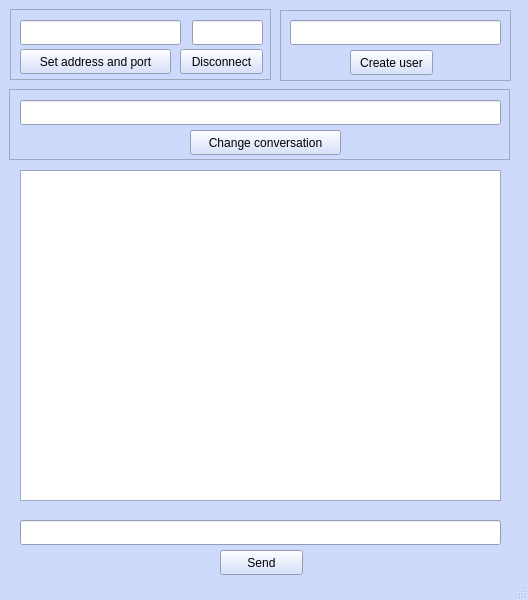
First picture: the form in lobo-client/mainwindow.ui, repository los-lobos-jovenes/el_lobo-client, before the edit.
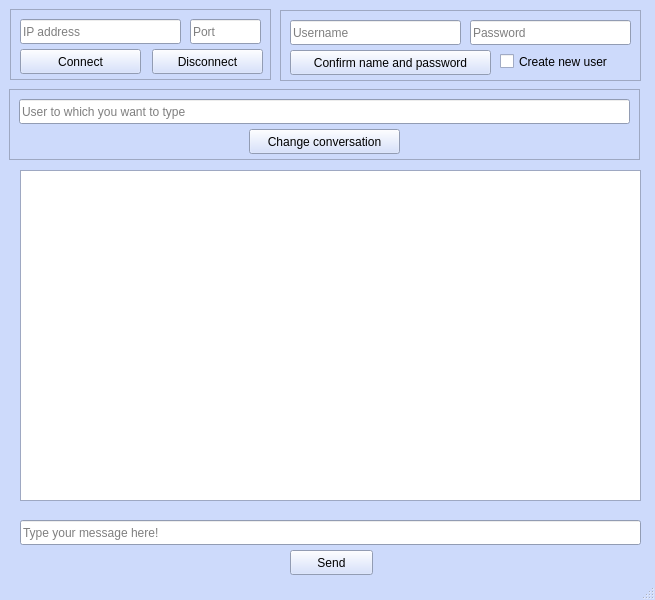
Second picture: the form after the edit.

Commit message: Prototype user creation

Diff of the .ui file:
```diff
--- a/lobo-client/mainwindow.ui
+++ b/lobo-client/mainwindow.ui
@@ -6,7 +6,7 @@
    <rect>
     <x>0</x>
     <y>0</y>
-    <width>528</width>
+    <width>655</width>
     <height>600</height>
    </rect>
   </property>
@@ -459,7 +459,7 @@
    <widget class="QPushButton" name="pushButton">
     <property name="geometry">
      <rect>
-      <x>220</x>
+      <x>290</x>
       <y>550</y>
       <width>83</width>
       <height>25</height>
@@ -469,70 +469,17 @@
      <string>Send</string>
     </property>
    </widget>
-   <widget class="QLineEdit" name="lineEdit">
-    <property name="geometry">
-     <rect>
-      <x>20</x>
-      <y>20</y>
-      <width>161</width>
-      <height>25</height>
-     </rect>
-    </property>
-   </widget>
    <widget class="QLineEdit" name="lineEdit_2">
     <property name="geometry">
      <rect>
       <x>20</x>
       <y>520</y>
-      <width>481</width>
+      <width>621</width>
       <height>25</height>
      </rect>
     </property>
-   </widget>
-   <widget class="QLineEdit" name="lineEdit_3">
-    <property name="geometry">
-     <rect>
-      <x>290</x>
-      <y>20</y>
-      <width>211</width>
-      <height>25</height>
-     </rect>
-    </property>
-   </widget>
-   <widget class="QPushButton" name="pushButton_3">
-    <property name="geometry">
-     <rect>
-      <x>350</x>
-      <y>50</y>
-      <width>83</width>
-      <height>25</height>
-     </rect>
-    </property>
-    <property name="text">
-     <string>Create user</string>
-    </property>
-   </widget>
-   <widget class="QPushButton" name="pushButton_4">
-    <property name="geometry">
-     <rect>
-      <x>190</x>
-      <y>130</y>
-      <width>151</width>
-      <height>25</height>
-     </rect>
-    </property>
-    <property name="text">
-     <string>Change conversation</string>
-    </property>
-   </widget>
-   <widget class="QLineEdit" name="lineEdit_4">
-    <property name="geometry">
-     <rect>
-      <x>20</x>
-      <y>100</y>
-      <width>481</width>
-      <height>25</height>
-     </rect>
+    <property name="placeholderText">
+     <string>Type your message here!</string>
     </property>
    </widget>
    <widget class="QTextBrowser" name="textBrowser">
@@ -540,7 +487,7 @@
      <rect>
       <x>20</x>
       <y>170</y>
-      <width>481</width>
+      <width>621</width>
       <height>331</height>
      </rect>
     </property>
@@ -548,16 +495,6 @@
      <cursorShape>ArrowCursor</cursorShape>
     </property>
    </widget>
-   <widget class="QLineEdit" name="lineEdit_5">
-    <property name="geometry">
-     <rect>
-      <x>192</x>
-      <y>20</y>
-      <width>71</width>
-      <height>25</height>
-     </rect>
-    </property>
-   </widget>
    <widget class="QFrame" name="frame">
     <property name="geometry">
      <rect>
@@ -578,20 +515,20 @@
       <rect>
        <x>10</x>
        <y>40</y>
-       <width>151</width>
+       <width>121</width>
        <height>25</height>
       </rect>
      </property>
      <property name="text">
-      <string>Set address and port</string>
+      <string>Connect</string>
      </property>
     </widget>
     <widget class="QPushButton" name="pushButton_5">
      <property name="geometry">
       <rect>
-       <x>170</x>
+       <x>142</x>
        <y>40</y>
-       <width>83</width>
+       <width>111</width>
        <height>25</height>
       </rect>
      </property>
@@ -599,13 +536,39 @@
       <string>Disconnect</string>
      </property>
     </widget>
+    <widget class="QLineEdit" name="lineEdit_5">
+     <property name="geometry">
+      <rect>
+       <x>180</x>
+       <y>10</y>
+       <width>71</width>
+       <height>25</height>
+      </rect>
+     </property>
+     <property name="placeholderText">
+      <string>Port</string>
+     </property>
+    </widget>
+    <widget class="QLineEdit" name="lineEdit">
+     <property name="geometry">
+      <rect>
+       <x>10</x>
+       <y>10</y>
+       <width>161</width>
+       <height>25</height>
+      </rect>
+     </property>
+     <property name="placeholderText">
+      <string>IP address</string>
+     </property>
+    </widget>
    </widget>
    <widget class="QFrame" name="frame_2">
     <property name="geometry">
      <rect>
       <x>280</x>
       <y>10</y>
-      <width>231</width>
+      <width>361</width>
       <height>71</height>
      </rect>
     </property>
@@ -615,13 +578,65 @@
     <property name="frameShadow">
      <enum>QFrame::Raised</enum>
     </property>
+    <widget class="QPushButton" name="pushButton_3">
+     <property name="geometry">
+      <rect>
+       <x>10</x>
+       <y>40</y>
+       <width>201</width>
+       <height>25</height>
+      </rect>
+     </property>
+     <property name="text">
+      <string>Confirm name and password</string>
+     </property>
+    </widget>
+    <widget class="QCheckBox" name="checkBox">
+     <property name="geometry">
+      <rect>
+       <x>220</x>
+       <y>40</y>
+       <width>131</width>
+       <height>23</height>
+      </rect>
+     </property>
+     <property name="text">
+      <string>Create new user</string>
+     </property>
+    </widget>
+    <widget class="QLineEdit" name="lineEdit_6">
+     <property name="geometry">
+      <rect>
+       <x>190</x>
+       <y>10</y>
+       <width>161</width>
+       <height>25</height>
+      </rect>
+     </property>
+     <property name="placeholderText">
+      <string>Password</string>
+     </property>
+    </widget>
+    <widget class="QLineEdit" name="lineEdit_3">
+     <property name="geometry">
+      <rect>
+       <x>10</x>
+       <y>10</y>
+       <width>171</width>
+       <height>25</height>
+      </rect>
+     </property>
+     <property name="placeholderText">
+      <string>Username</string>
+     </property>
+    </widget>
    </widget>
    <widget class="QFrame" name="frame_3">
     <property name="geometry">
      <rect>
       <x>9</x>
       <y>89</y>
-      <width>501</width>
+      <width>631</width>
       <height>71</height>
      </rect>
     </property>
@@ -631,6 +646,32 @@
     <property name="frameShadow">
      <enum>QFrame::Raised</enum>
     </property>
+    <widget class="QPushButton" name="pushButton_4">
+     <property name="geometry">
+      <rect>
+       <x>240</x>
+       <y>40</y>
+       <width>151</width>
+       <height>25</height>
+      </rect>
+     </property>
+     <property name="text">
+      <string>Change conversation</string>
+     </property>
+    </widget>
+    <widget class="QLineEdit" name="lineEdit_4">
+     <property name="geometry">
+      <rect>
+       <x>10</x>
+       <y>10</y>
+       <width>611</width>
+       <height>25</height>
+      </rect>
+     </property>
+     <property name="placeholderText">
+      <string>User to which you want to type</string>
+     </property>
+    </widget>
    </widget>
    <zorder>frame_3</zorder>
    <zorder>frame_2</zorder>
```
Left out of the diff: 6 changed lines with no effect on the pictures. The commit also changes 2 other files.
